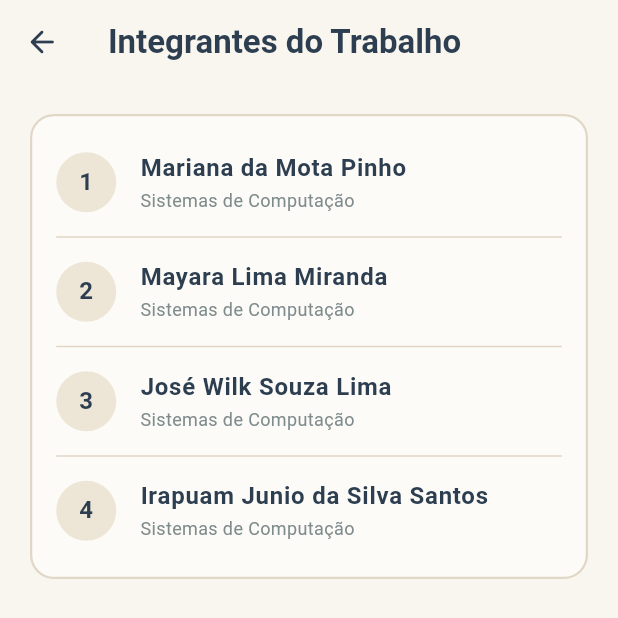
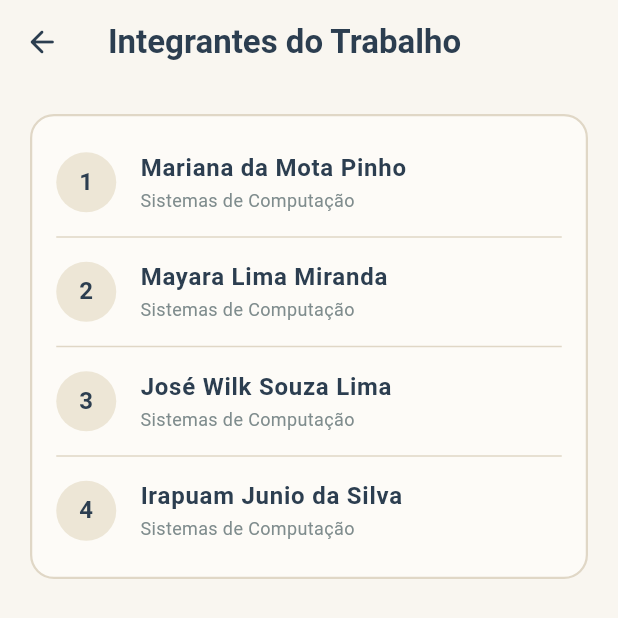
Before and after one commit to eumarianamota/hangman-flutter, a Flutter app: the screen it shows after launch, in the side drawer, after a tap on "Sobre a Equipe", on a phone screen of 412 x 824 dp, the top half of it. Run offline on Flutter 3.47's test engine with Material 3 defaults, Android fonts, the phone set to English and light mode, and no system bars.

Commit message:
style(about): update visual information on the about page

```diff
--- a/lib/features/about/presentation/screens/about_screen.dart
+++ b/lib/features/about/presentation/screens/about_screen.dart
@@ -7,7 +7,7 @@ class AboutScreen extends StatelessWidget {
     'Mariana da Mota Pinho',
     'Mayara Lima Miranda',
     'José Wilk Souza Lima',
-    'Irapuam Junio da Silva Santos',
+    'Irapuam Junio da Silva',
   ];
 
   @override
```
